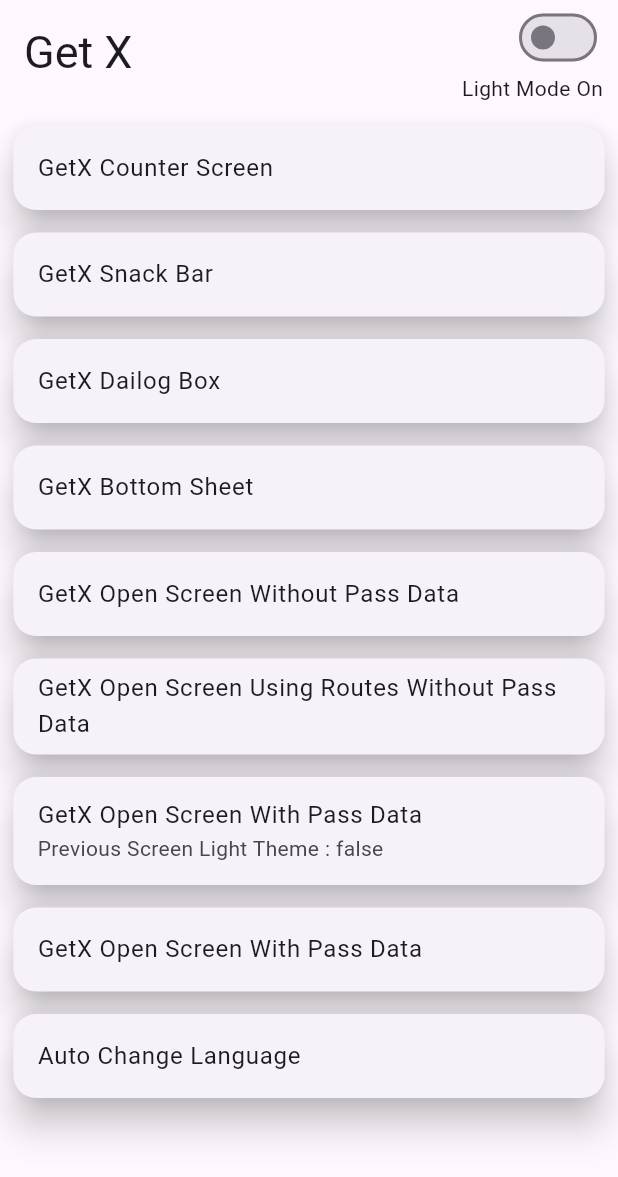
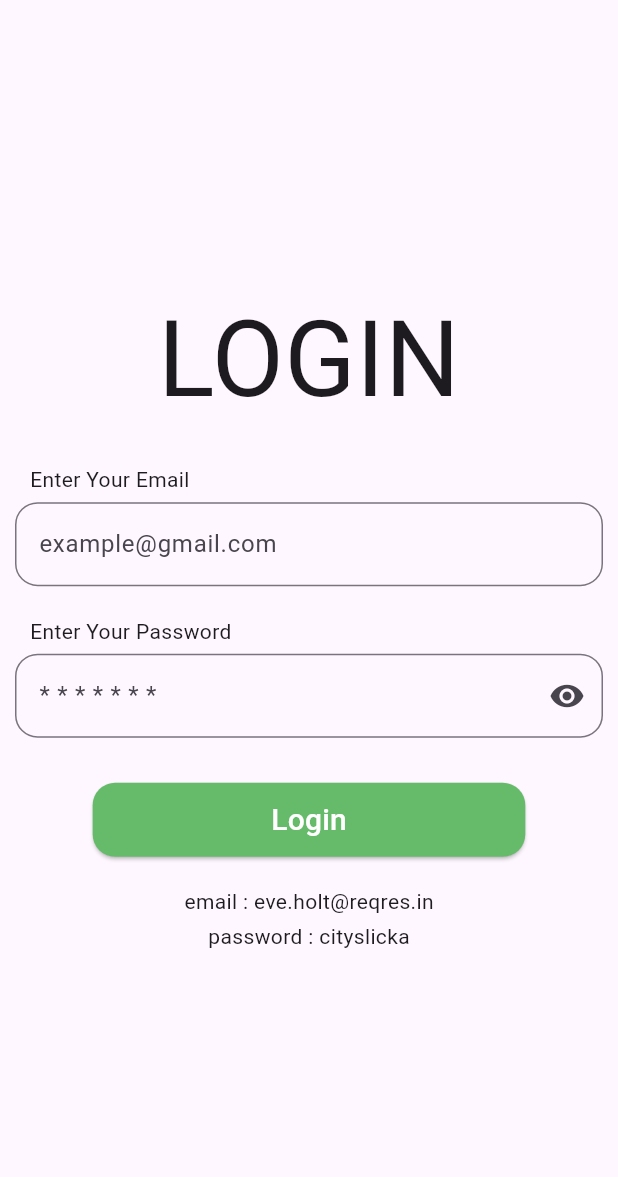
Before and after one commit to dhruvsoni2805/GETX-The-Flutter-State-Management, a Flutter app: the screen it shows after launch, on a phone screen of 412 x 824 dp. Shown: the top 1177 px of the screen. Run offline on Flutter 3.47's test engine with Material 2 defaults, Android fonts, the phone set to English and light mode, and no system bars; our stand-ins replace get, image_picker.

Commit message:
add login page and login functionality

```diff
--- /dev/null
+++ b/lib/Login_screen/Login screen.dart
@@ -0,0 +1,128 @@
+import 'package:flutter/material.dart';
+import 'package:get/get.dart';
+import 'package:get_x_tut/Login_screen/login_controller.dart';
+import 'package:get_x_tut/homescreen.dart';
+
+class LoginScreen extends StatefulWidget {
+  const LoginScreen({super.key});
+
+  @override
+  State<LoginScreen> createState() => _LoginScreenState();
+}
+
+class _LoginScreenState extends State<LoginScreen> {
+  final LoginScreenController logincontroller =
+      Get.put(LoginScreenController());
+
+  @override
+  Widget build(BuildContext context) {
+    return Scaffold(
+      /*appBar: AppBar(
+        centerTitle: true,
+        // automaticallyImplyLeading: false,
+        title: const Text("Login Page"),
+      ),*/
+      body: SafeArea(
+          child: Padding(
+        padding: const EdgeInsets.all(10),
+        child: Form(
+          child: Column(
+            // crossAxisAlignment: CrossAxisAlignment.start,
+            mainAxisAlignment: MainAxisAlignment.center,
+            children: [
+              Text(
+                "Login".toUpperCase(),
+                style: const TextStyle(fontSize: 70),
+              ),
+              const SizedBox(
+                height: 15,
+              ),
+              const Align(
+                alignment: Alignment.centerLeft,
+                child: Padding(
+                  padding: EdgeInsets.symmetric(horizontal: 10.0, vertical: 5),
+                  child: Text(
+                    "Enter Your Email",
+                  ),
+                ),
+              ),
+              TextFormField(
+                controller: logincontroller.emailController.value,
+                keyboardType: TextInputType.emailAddress,
+                decoration: InputDecoration(
+                  hintText: "example@gmail.com",
+                  border: OutlineInputBorder(
+                      borderRadius: BorderRadius.circular(15.0)),
+                ),
+              ),
+              const SizedBox(
+                height: 15,
+              ),
+              const Align(
+                alignment: Alignment.centerLeft,
+                child: Padding(
+                  padding: EdgeInsets.symmetric(horizontal: 10.0, vertical: 5),
+                  child: Text(
+                    "Enter Your Password",
+                  ),
+                ),
+              ),
+              Obx(
+                () => TextFormField(
+                  controller: logincontroller.passwordController.value,
+                  obscureText: logincontroller.visiablePassword.value,
+                  keyboardType: TextInputType.visiblePassword,
+                  decoration: InputDecoration(
+                    hintText: "* * * * * * *",
+                    suffixIcon: IconButton(
+                        onPressed: () {
+                          logincontroller.passwordState();
+                        },
+                        icon: Icon(logincontroller.visiablePassword.value
+                            ? Icons.visibility
+                            : Icons.visibility_off)),
+                    border: OutlineInputBorder(
+                        borderRadius: BorderRadius.circular(15.0)),
+                  ),
+                ),
+              ),
+              const SizedBox(
+                height: 30,
+              ),
+              ElevatedButton(
+                  onPressed: () {
+                    logincontroller.loginApi();
+                    debugPrint(logincontroller.logindone.value.toString());
+                    if (logincontroller.logindone.value == true) {
+                      Navigator.pushReplacement(
+                          context,
+                          MaterialPageRoute(
+                            builder: (context) => const HomeScreen(),
+                          ));
+                    }
+                  },
+                  style: ElevatedButton.styleFrom(
+                    backgroundColor: Colors.green[400],
+                    fixedSize: Size(Get.width * 0.7, Get.height * 0.06),
+                    shape: RoundedRectangleBorder(
+                        borderRadius: BorderRadius.circular(15)),
+                  ),
+                  child: const Text(
+                    "Login",
+                    style: TextStyle(fontSize: 20, color: Colors.white),
+                  )),
+              const SizedBox(
+                height: 20,
+              ),
+              const Text("email : eve.holt@reqres.in"),
+              const SizedBox(
+                height: 3,
+              ),
+              const Text("password : cityslicka"),
+            ],
+          ),
+        ),
+      )),
+    );
+  }
+}
--- /dev/null
+++ b/lib/Login_screen/login_controller.dart
@@ -0,0 +1,63 @@
+import 'dart:convert';
+
+import 'package:flutter/material.dart';
+import 'package:get/get.dart';
+import 'package:get_x_tut/homescreen.dart';
+import 'package:http/http.dart';
+
+class LoginScreenController extends GetxController {
+  RxBool visiablePassword = true.obs;
+  RxBool logindone = false.obs;
+  final emailController = TextEditingController().obs;
+  final passwordController = TextEditingController().obs;
+
+  passwordState() {
+    visiablePassword.value = !visiablePassword.value;
+  }
+
+  loginApi() async {
+    debugPrint("Login Api Call");
+
+    try {
+      final response = await post(Uri.parse("https://reqres.in/api/login"),
+          body: {
+            'email': emailController.value.text,
+            'password': passwordController.value.text
+          });
+      var data = jsonDecode(response.body);
+      debugPrint("Data is : ${data.toString()}");
+      debugPrint("response code is : ${response.statusCode.toString()}");
+      if (response.statusCode == 200) {
+        Get.snackbar(
+          "Login Successful",
+          "",
+          titleText: const Text(
+            "Login Successful",
+            style: TextStyle(
+                fontSize: 17, color: Colors.black, fontWeight: FontWeight.w500),
+          ),
+          messageText: RichText(
+              text: TextSpan(
+                  text: "Congrulation : ",
+                  style: const TextStyle(color: Colors.black, fontSize: 15),
+                  children: [
+                TextSpan(
+                  text: emailController.value.text,
+                  style: const TextStyle(
+                      color: Colors.black,
+                      fontSize: 15,
+                      fontWeight: FontWeight.w500),
+                )
+              ])),
+          animationDuration: const Duration(seconds: 1),
+          snackPosition: SnackPosition.BOTTOM,
+          backgroundColor: Colors.green[200],
+          margin: const EdgeInsets.only(left: 10, right: 10, bottom: 20),
+        );
+        Get.to(() => const HomeScreen());
+      }
+    } catch (exception) {
+      Get.snackbar("Login Failed", exception.toString());
+    }
+  }
+}
--- a/lib/main.dart
+++ b/lib/main.dart
@@ -1,8 +1,9 @@
 import 'package:flutter/material.dart';
 import 'package:get/get.dart';
 import 'package:get_x_tut/Fourth_screen.dart';
+import 'package:get_x_tut/Login_screen/Login%20screen.dart';
 import 'package:get_x_tut/homescreen.dart';
-import 'package:get_x_tut/lang.dart';
+import 'package:get_x_tut/lang_class.dart';
 import 'package:get_x_tut/image_picker/image_picker.dart';
 import 'package:get_x_tut/third_screen.dart';
 
@@ -37,7 +38,7 @@ class MyApp extends StatelessWidget {
       //   primarySwatch: Colors.indigo,
       //   useMaterial3: true,
       // ),
-      home: const HomeScreen(),
+      home: const LoginScreen(),
       getPages: [
         GetPage(
           name: '/',
--- a/pubspec.yaml
+++ b/pubspec.yaml
@@ -37,6 +37,7 @@ dependencies:
   cupertino_icons: ^1.0.2
   get: ^4.6.5
   image_picker: ^1.0.1
+  http: ^1.1.0
 
 dev_dependencies:
   flutter_test:
```
Also changed, not shown: lib/homescreen.dart (+64 -14 lines), assets/images/no_image.jpg (added), lib/lang_class.dart (renamed from lib/lang.dart).
